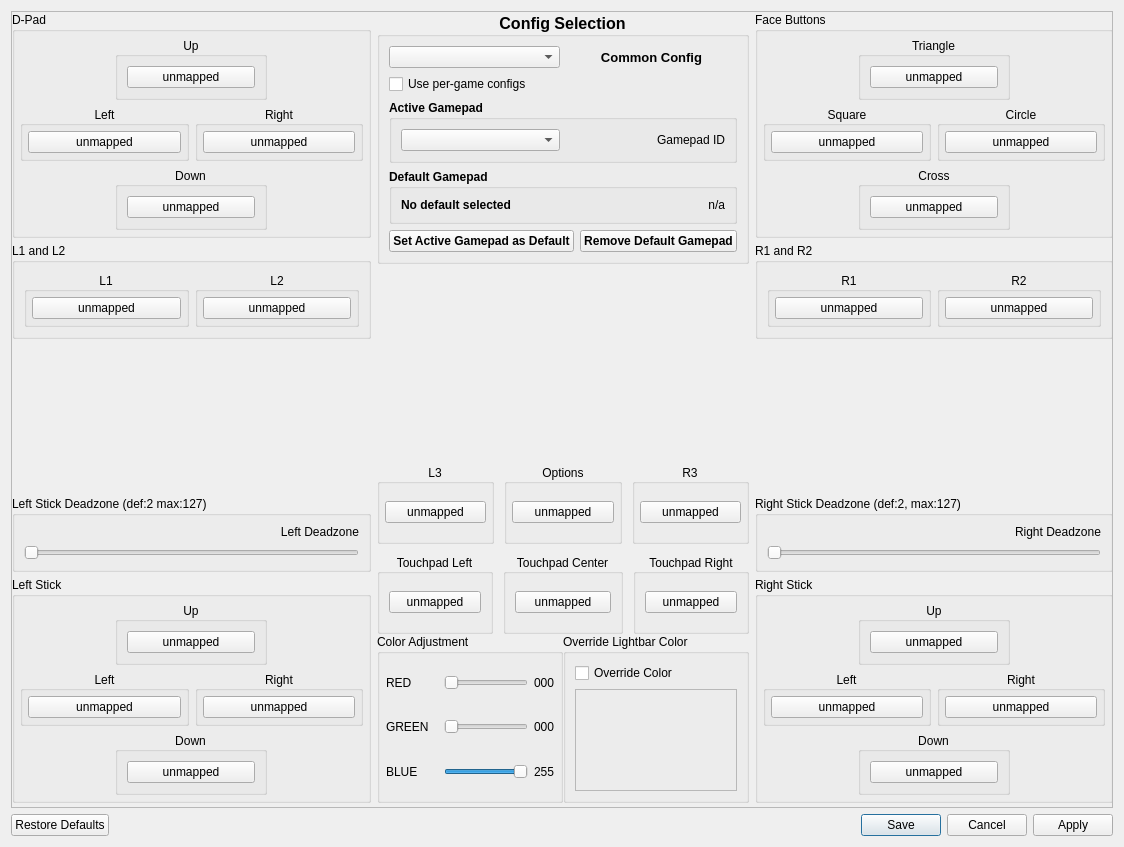
First picture: the form in src/qt_gui/control_settings.ui, repository LlysiX/shadPS4, before the edit.
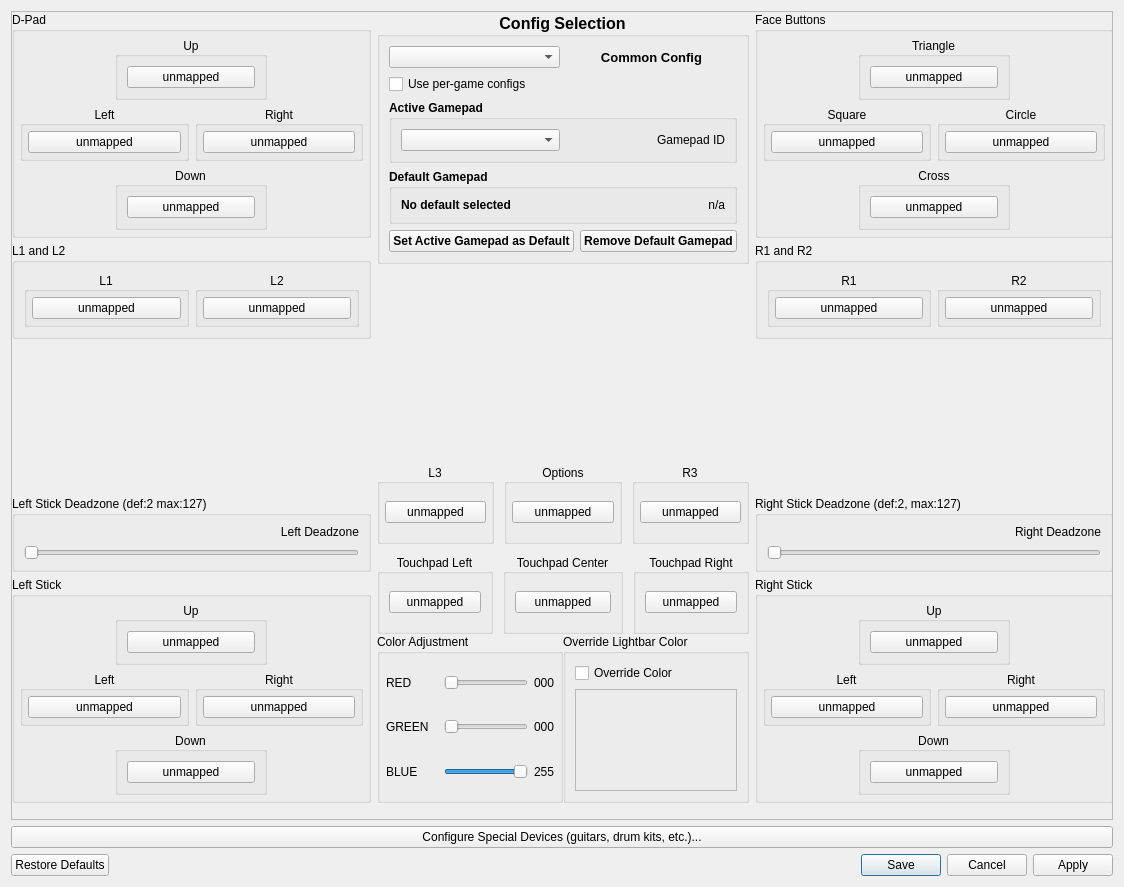
Second picture: the form after the edit. Icons and pictures are not drawn.

Commit message: qt: Special Devices dialog + kit probe wizard

The edit to the form file:
```diff
--- a/src/qt_gui/control_settings.ui
+++ b/src/qt_gui/control_settings.ui
@@ -12,7 +12,7 @@
     <x>0</x>
     <y>0</y>
     <width>1124</width>
-    <height>847</height>
+    <height>887</height>
    </rect>
   </property>
   <property name="windowTitle">
@@ -1797,6 +1797,11 @@
      </widget>
     </widget>
    </item>
+   <item>
+    <widget class="QPushButton" name="openSpecialDevicesBtn">
+     <property name="text"><string>Configure Special Devices (guitars, drum kits, etc.)...</string></property>
+    </widget>
+   </item>
    <item>
     <widget class="QDialogButtonBox" name="buttonBox">
      <property name="standardButtons">
```
The commit also changes 8 other files.
